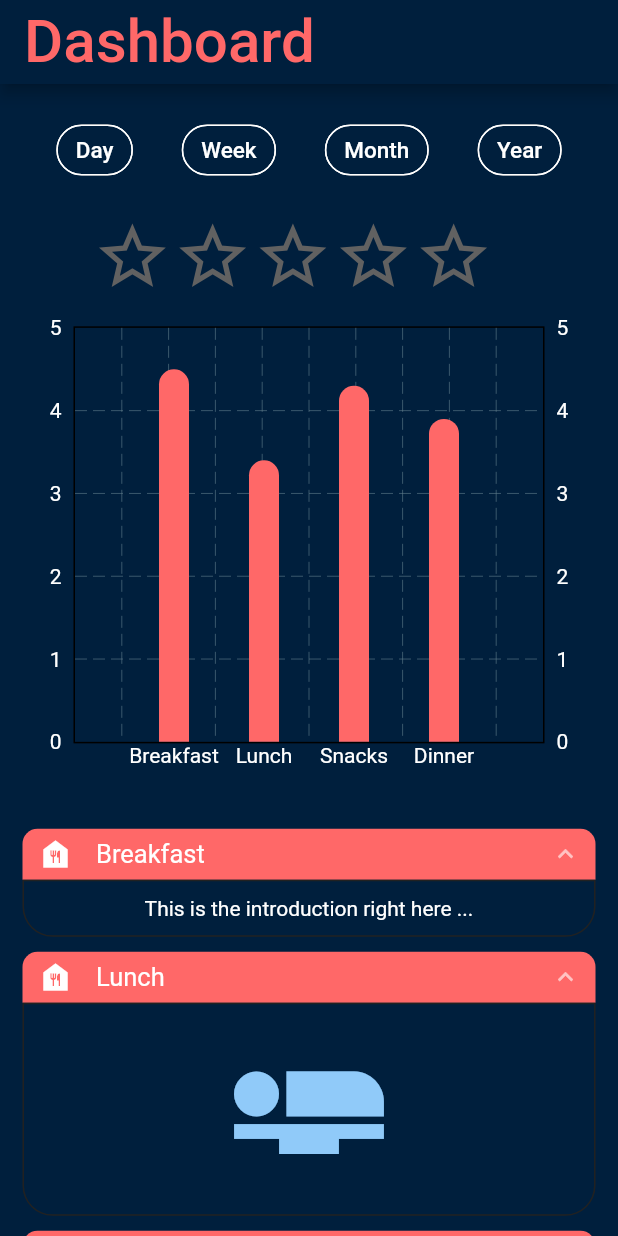
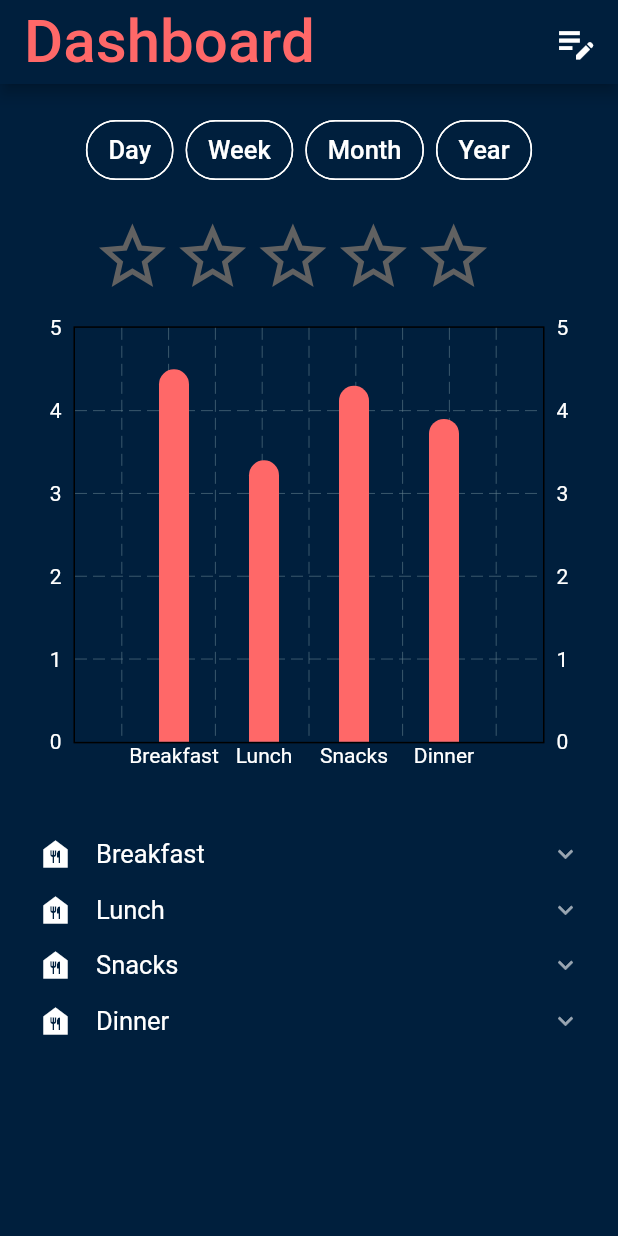
Before and after one commit to OpenLake/Not-a-Mess, a Flutter app: the Dashboard screen opened by its route, on a phone screen of 412 x 824 dp. Run offline on Flutter 3.47's test engine with Material 2 defaults, Android fonts, the phone set to English and light mode, and no system bars; drawn by our look-alikes of accordion, fl_chart; our stand-ins replace go_router, syncfusion_flutter_charts; missing offline and left inert: dart:ffi; Roboto replaces fonts that are missing (Georgia).

Commit message:
dashboard completed

```diff
--- a/lib/dashboard.dart
+++ b/lib/dashboard.dart
@@ -1,18 +1,80 @@
-import 'package:accordion/accordion.dart';
 import 'package:flutter/cupertino.dart';
 import 'package:flutter/material.dart';
-import 'package:not_a_mess/widgets/chip_builder.dart';
-import 'package:not_a_mess/widgets/dashboard_widgets/bar_data.dart';
-import 'package:not_a_mess/widgets/dashboard_widgets/main_bar_chart.dart';
-import 'package:not_a_mess/widgets/star_rating.dart';
+import 'package:go_router/go_router.dart';
+import 'package:not_a_mess/services/route_constants.dart';
+import 'package:not_a_mess/widgets/dashboard_widgets/day/day_screen_widget.dart';
+import 'package:not_a_mess/widgets/dashboard_widgets/horizontal_bar_chart_creation/horizontal_bar_chart_creation.dart';
+import 'package:not_a_mess/widgets/dashboard_widgets/week_month_year_screens/week_month_year_screen_widget.dart';
 import 'constants/colors.dart';
 
-class Dashboard extends StatelessWidget {
+class Dashboard extends StatefulWidget {
+  @override
+  State<Dashboard> createState() => _DashboardState();
+}
+
+class _DashboardState extends State<Dashboard> {
+  final Map<String, Widget> ScreenRenderer = {
+    "Day": DayScreen(),
+    "Week": WeekMonthYearScreenGenerator(title: "Week", dataForHorizontalBar: [
+      FoodData("Uttapam", 4.3),
+      FoodData("Sambhar", 4.2),
+      FoodData("Nariyal Chutney", 4.1),
+      FoodData("Uttapam2", 4.3),
+      FoodData("Sambhar2", 4.2),
+      FoodData("Nariyal Chutney2", 4.1),
+      FoodData("Uttapam3", 4.3),
+      FoodData("Sambhar3", 4.2),
+      FoodData("Nariyal Chutney3", 4.1),
+      FoodData("Uttapam4", 4.3),
+      FoodData("Sambhar4", 4.2),
+      FoodData("Nariyal Chutney4", 4.1),
+    ]),
+    "Month":
+        WeekMonthYearScreenGenerator(title: "Month", dataForHorizontalBar: [
+      FoodData("Uttapam", 3.3),
+      FoodData("Sambhar", 3.2),
+      FoodData("Nariyal Chutney", 3.1),
+      FoodData("Uttapam2", 4.3),
+      FoodData("Sambhar2", 4.2),
+      FoodData("Nariyal Chutney2", 4.1),
+      FoodData("Uttapam3", 3.3),
+      FoodData("Sambhar3", 4.2),
+      FoodData("Nariyal Chutney3", 4.1),
+      FoodData("Uttapam4", 4.3),
+      FoodData("Sambhar4", 3.2),
+      FoodData("Nariyal Chutney4", 4.1),
+    ]),
+    "Year": WeekMonthYearScreenGenerator(title: "Year", dataForHorizontalBar: [
+      FoodData("Uttapam", 3.3),
+      FoodData("Sambhar", 4.2),
+      FoodData("Nariyal Chutney", 3.1),
+      FoodData("Uttapam2", 4.3),
+      FoodData("Sambhar2", 4.2),
+      FoodData("Nariyal Chutney2", 4.1),
+      FoodData("Uttapam3", 3.3),
+      FoodData("Sambhar3", 4.2),
+      FoodData("Nariyal Chutney3", 4.1),
+      FoodData("Uttapam4", 4.3),
+      FoodData("Sambhar4", 3.2),
+      FoodData("Nariyal Chutney4", 4.1),
+    ]),
+  };
+
+  String returnedElement = "Day";
+
   @override
   Widget build(BuildContext context) {
     return Scaffold(
       appBar: AppBar(
         backgroundColor: backgroundColor,
+        actions: [
+          Padding(
+            padding: const EdgeInsets.symmetric(horizontal: 4),
+            child: IconButton(
+              onPressed: () { context.pushNamed(RouteConstants.issues);}, icon: Icon(Icons.edit_note, size: 30,),
+            ),
+          ),
+        ],
         title: Text(
           "Dashboard",
           style: TextStyle(color: primaryColor, fontSize: 40),
@@ -29,66 +91,76 @@ class Dashboard extends StatelessWidget {
               SizedBox(
                 height: 15,
               ),
-              Row(
-                mainAxisAlignment: MainAxisAlignment.spaceEvenly,
+              Wrap(
+                spacing: 8,
                 children: [
-                  ChipBuild("Day", '/', fontsize: 15),
-                  ChipBuild("Week", '/', fontsize: 15),
-                  ChipBuild("Month", '/', fontsize: 15),
-                  ChipBuild("Year", '/', fontsize: 15),
+                  ActionChip(
+                      backgroundColor: backgroundColor,
+                      autofocus: true,
+                      shape: const StadiumBorder(
+                          side: BorderSide(color: Colors.white)),
+                      label: Text(
+                        "Day",
+                        style: TextStyle(color: Colors.white, fontSize: 17),
+                      ),
+                      labelPadding:
+                          EdgeInsets.symmetric(horizontal: 10, vertical: 3),
+                      onPressed: () {
+                        setState(() {
+                          returnedElement = "Day";
+                        });
+                      }),
+                  ActionChip(
+                      backgroundColor: backgroundColor,
+                      autofocus: true,
+                      shape: const StadiumBorder(
+                          side: BorderSide(color: Colors.white)),
+                      label: Text(
+                        "Week",
+                        style: TextStyle(color: Colors.white, fontSize: 17),
+                      ),
+                      labelPadding:
+                          EdgeInsets.symmetric(horizontal: 10, vertical: 3),
+                      onPressed: () {
+                        setState(() {
+                          returnedElement = "Week";
+                        });
+                      }),
+                  ActionChip(
+                      backgroundColor: backgroundColor,
+                      autofocus: true,
+                      shape: const StadiumBorder(
+                          side: BorderSide(color: Colors.white)),
+                      label: Text(
+                        "Month",
+                        style: TextStyle(color: Colors.white, fontSize: 17),
+                      ),
+                      labelPadding:
+                          EdgeInsets.symmetric(horizontal: 10, vertical: 3),
+                      onPressed: () {
+                        setState(() {
+                          returnedElement = "Month";
+                        });
+                      }),
+                  ActionChip(
+                      backgroundColor: backgroundColor,
+                      autofocus: true,
+                      shape: const StadiumBorder(
+                          side: BorderSide(color: Colors.white)),
+                      label: Text(
+                        "Year",
+                        style: TextStyle(color: Colors.white, fontSize: 17),
+                      ),
+                      labelPadding:
+                          EdgeInsets.symmetric(horizontal: 10, vertical: 3),
+                      onPressed: () {
+                        setState(() {
+                          returnedElement = "Year";
+                        });
+                      }),
                 ],
               ),
-              Padding(
-                padding: EdgeInsets.symmetric(
-                    vertical: 20,
-                    horizontal: 0.137 * (MediaQuery.of(context).size.width)),
-                child: Rating(),
-              ),
-              Container(
-                height: 300,
-                width: MediaQuery.of(context).size.width,
-                child: MainBarChartWidget(data: BarData.barData),
-              ),
-              SizedBox(
-                height: 15,
-              ),
-              Accordion(
-                disableScrolling: true,
-                maxOpenSections: 4,
-                headerBackgroundColor: backgroundColor,
-                headerBackgroundColorOpened: primaryColor,
-                contentBackgroundColor: backgroundColor,
-                leftIcon: Icon(Icons.food_bank, color: Colors.white),
-                children: [
-                  AccordionSection(
-                    isOpen: true,
-                    header: Text('Breakfast',
-                        style: TextStyle(color: Colors.white, fontSize: 17)),
-                    content: Text('This is the introduction right here ...'),
-                  ),
-                  AccordionSection(
-                    isOpen: true,
-                    header: Text('Lunch',
-                        style: TextStyle(color: Colors.white, fontSize: 17)),
-                    content: Icon(Icons.airline_seat_flat,
-                        size: 120, color: Colors.blue[200]),
-                  ),
-                  AccordionSection(
-                    isOpen: true,
-                    header: Text('Snacks',
-                        style: TextStyle(color: Colors.white, fontSize: 17)),
-                    content:
-                        Icon(Icons.airplay, size: 70, color: Colors.green[200]),
-                  ),
-                  AccordionSection(
-                    isOpen: true,
-                    header: Text('Tea',
-                        style: TextStyle(color: Colors.white, fontSize: 17)),
-                    content:
-                        Icon(Icons.airplay, size: 70, color: Colors.green[200]),
-                  ),
-                ],
-              ),
+              Container(child: ScreenRenderer[returnedElement]),
             ],
           ),
         ),
--- a/lib/issues_screen.dart
+++ b/lib/issues_screen.dart
@@ -64,7 +64,7 @@ class _ChatScreenState extends State<ChatScreen> {
     return Scaffold(
       appBar: AppBar(
           backgroundColor: primaryColor,
-          leading: BackButton(onPressed: (){context.pushReplacement("/menu");}),
+          leading: BackButton(onPressed: (){context.pop();}),
           title: Text(
                 "Issues",
               )),
--- a/lib/menu.dart
+++ b/lib/menu.dart
@@ -13,7 +13,7 @@ class Menu extends StatelessWidget {
         backgroundColor: Color(0xffFF6868),
         title:  Text("Today's Menu"),
       actions: [
-        IconButton(onPressed: (){context.pushReplacement("/issues");}, icon: Icon(Icons.edit_note_sharp))
+        IconButton(onPressed: (){context.pushNamed(RouteConstants.issues);}, icon: Icon(Icons.edit_note_sharp))
       ],
       ),
       body: Container(
--- a/lib/widgets/chip_builder.dart
+++ b/lib/widgets/chip_builder.dart
@@ -5,15 +5,15 @@ import 'package:not_a_mess/constants/colors.dart';
 
 class ChipBuild extends StatelessWidget {
   final String name;
-  final double? fontsize;
+  final double? fontSize;
   final String path;
-  const ChipBuild(this.name, this.path,  {this.fontsize});
+  const ChipBuild(this.name, this.path,  {this.fontSize});
 
   @override
   Widget build(BuildContext context) {
     double? defaultFontSize = 17.0;
-    if (fontsize != null){
-      defaultFontSize = fontsize;
+    if (fontSize != null){
+      defaultFontSize = fontSize;
     };
     return ActionChip(
       onPressed: (){
--- /dev/null
+++ b/lib/widgets/dashboard_widgets/day/day_screen_widget.dart
@@ -0,0 +1,94 @@
+import 'package:accordion/accordion.dart';
+import 'package:accordion/accordion_section.dart';
+import 'package:flutter/cupertino.dart';
+import 'package:flutter/material.dart';
+import '../../../constants/colors.dart';
+import '../../star_rating.dart';
+import '../bar_data.dart';
+import '../indicator.dart';
+import '../main_bar_chart.dart';
+import '../pie_chart_creation/pie_chart.dart';
+
+class DayScreen extends StatelessWidget {
+  // const DayScreen({Key? key}) : super(key: key);
+
+  @override
+  Widget build(BuildContext context) {
+    return Column(
+      children: <Widget>[
+        Padding(
+          padding: EdgeInsets.symmetric(
+              vertical: 20,
+              horizontal: 0.137 * (MediaQuery.of(context).size.width)),
+          child: Rating(),
+        ),
+        Container(
+          height: 300,
+          width: MediaQuery.of(context).size.width,
+          child: MainBarChartWidget(data: BarData.barData),
+        ),
+        SizedBox(
+          height: 15,
+        ),
+        Accordion(
+          disableScrolling: true,
+          maxOpenSections: 4,
+          headerBackgroundColor: backgroundColor,
+          headerBackgroundColorOpened: primaryColor,
+          contentBackgroundColor: backgroundColor,
+          leftIcon: Icon(Icons.food_bank, color: Colors.white),
+          children: [
+            AccordionSection(
+              isOpen: false,
+              header: Text('Breakfast',
+                  style: TextStyle(color: Colors.white, fontSize: 17)),
+              content: Column(
+                children: [
+                  PieChartGenerator("Uttapam", [1, 10, 2, 14, 25, 6]),
+                  PieChartGenerator("Sambhar", [1, 10, 2, 14, 25, 6]),
+                  PieChartGenerator("Nariyal Chutney", [1, 0, 2, 0, 25, 6])
+                ],
+              ),
+            ),
+            AccordionSection(
+              isOpen: false,
+              header: Text('Lunch',
+                  style: TextStyle(color: Colors.white, fontSize: 17)),
+              content: Column(
+                children: [
+                  PieChartGenerator("Uttapam", [1, 10, 2, 14, 25, 6]),
+                  PieChartGenerator("Sambhar", [1, 0, 2, 14, 2, 6]),
+                  PieChartGenerator("Nariyal Chutney", [1, 0, 2, 0, 25, 6])
+                ],
+              ),
+            ),
+            AccordionSection(
+              isOpen: false,
+              header: Text('Snacks',
+                  style: TextStyle(color: Colors.white, fontSize: 17)),
+              content:Column(
+                children: [
+                  PieChartGenerator("Uttapam", [1, 10, 2, 14, 25, 6]),
+                  PieChartGenerator("Sambhar", [1, 15, 2, 14, 0, 6]),
+                  PieChartGenerator("Nariyal Chutney", [1, 0, 7, 0, 25, 6]),
+                ],
+              ),
+            ),
+            AccordionSection(
+              isOpen: false,
+              header: Text('Dinner',
+                  style: TextStyle(color: Colors.white, fontSize: 17)),
+              content:Column(
+                children: [
+                  PieChartGenerator("Uttapam", [1, 10, 2, 14, 25, 6]),
+                  PieChartGenerator("Sambhar", [1, 10, 2, 14, 25, 6]),
+                  PieChartGenerator("Nariyal Chutney", [1, 0, 2, 0, 25, 6])
+                ],
+              ),
+            ),
+          ],
+        ),
+      ],
+    );
+  }
+}
--- a/pubspec.yaml
+++ b/pubspec.yaml
@@ -38,6 +38,7 @@ dependencies:
   fl_chart: ^0.55.2
   accordion: ^2.5.1
   go_router: ^6.0.1
+  syncfusion_flutter_charts: ^20.4.43
 
 dev_dependencies:
   flutter_test:
```
Also changed, not shown: lib/constants/colors.dart (+7 -0 lines), lib/dashboard_code.txt (deleted, +0 -45 lines), lib/widgets/choice_chip_buider.dart (+6 -6 lines), lib/widgets/dashboard_widgets/accordion_widgets/breakfast_container.dart (deleted, +0 -15 lines), lib/widgets/dashboard_widgets/horizontal_bar_chart_creation/horizontal_bar_chart_creation.dart (added, +56 -0 lines), lib/widgets/dashboard_widgets/indicator.dart (added, +42 -0 lines), lib/widgets/dashboard_widgets/line_chart_creation/line_chart_generator.dart (added, +100 -0 lines), lib/widgets/dashboard_widgets/pie_chart_creation/pie_chart.dart (added, +63 -0 lines), lib/widgets/dashboard_widgets/pie_chart_creation/pie_data_handler.dart (added, +22 -0 lines), lib/widgets/dashboard_widgets/week_month_year_screens/week_month_year_screen_widget.dart (added, +28 -0 lines), pubspec.lock.
